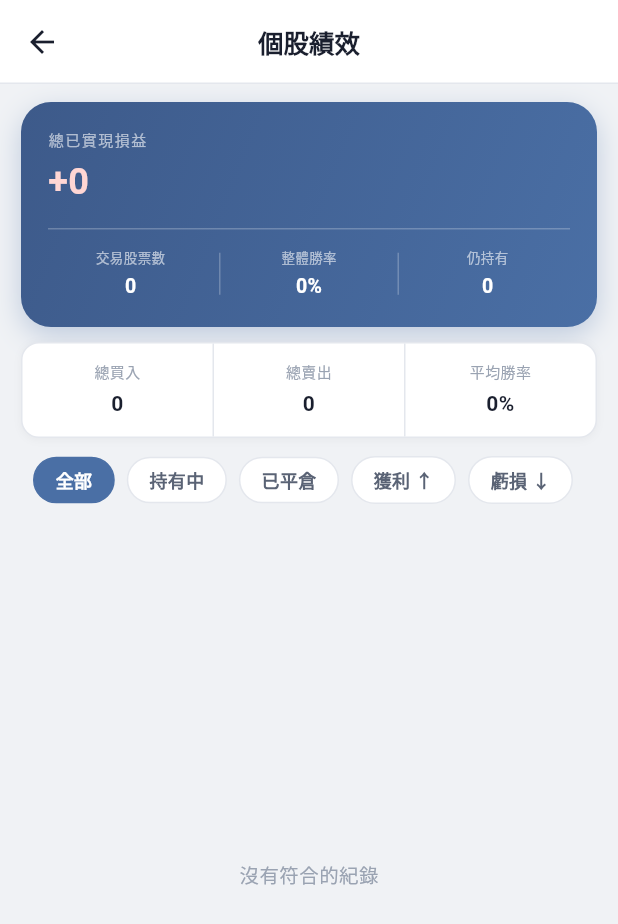
After one commit to ian951115/trading_record_app, a Flutter app: the screen it shows after launch, after a tap on "個股績效", on a phone screen of 412 x 824 dp. The commit adds this screen. Shown: the top 924 px of the screen. Run offline on Flutter 3.47's test engine with Material 3 defaults, Android fonts, the phone set to English and light mode, and no system bars; our stand-ins replace fl_chart, flutter_slidable, hive, hive_flutter, table_calendar; accounts and stored records are empty.

Commit message:
p4.2.2 個股績效

```diff
--- a/lib/screens/home/home_screen.dart
+++ b/lib/screens/home/home_screen.dart
@@ -11,6 +11,7 @@ import '../../services/position_service.dart';
 import '../../services/portfolio_service.dart';
 import '../trade/trade_list_screen.dart';
 import '../position/position_list_screen.dart';
+import '../position/stock_performance_screen.dart';
 import '../calendar/calendar_screen.dart';
 import '../trade/add_trade_screen.dart';
 import '../charts/charts_screen.dart';
@@ -320,11 +321,12 @@ class _HomeScreenState extends State<HomeScreen> {
                         MaterialPageRoute(builder: (_) => const CashFlowScreen())),
                     ),
                     _QuickItem(
-                      icon: Icons.more_horiz,
-                      label: '更多',
-                      color: const Color(0xFFF7F8FA),
-                      iconColor: const Color(0xFF9AA3B2),
-                      onTap: () {},
+                      icon: Icons.bar_chart,
+                      label: '個股績效',
+                      color: const Color(0xFFEBF0F8),
+                      iconColor: const Color(0xFF4A6FA5),
+                      onTap: () => Navigator.push(context,
+                      MaterialPageRoute(builder: (_) => const StockPerformanceScreen())),
                     ),
                   ],
                 ),
--- /dev/null
+++ b/lib/screens/position/stock_performance_screen.dart
@@ -0,0 +1,408 @@
+//個股績效頁面
+import 'package:flutter/material.dart';
+import 'package:provider/provider.dart';
+import 'package:intl/intl.dart';
+import '../../models/stock_performance.dart';
+import '../../repositories/trade_repository.dart';
+import '../../services/position_service.dart';
+import '../../widgets/common/stats_strip.dart';
+
+class StockPerformanceScreen extends StatefulWidget {
+  const StockPerformanceScreen({super.key});
+  @override
+  State<StockPerformanceScreen> createState()
+      => _StockPerformanceScreenState();
+}
+
+enum _PerfFilter { all, open, closed, profit, loss }
+
+class _StockPerformanceScreenState
+    extends State<StockPerformanceScreen> {
+  _PerfFilter _filter = _PerfFilter.all;
+
+  List<StockPerformance> _applyFilter(
+      List<StockPerformance> all) {
+    return switch (_filter) {
+      _PerfFilter.all => all,
+      _PerfFilter.open =>
+        all.where((p) => p.isOpen).toList(),
+      _PerfFilter.closed =>
+        all.where((p) => !p.isOpen).toList(),
+      _PerfFilter.profit =>
+        all.where((p) => p.totalRealizedPnL > 0).toList(),
+      _PerfFilter.loss =>
+        all.where((p) => p.totalRealizedPnL < 0).toList(),
+    };
+  }
+
+  @override
+  Widget build(BuildContext context) {
+    final repo = context.watch<TradeRepository>();
+    final trades = repo.getAllTrades();
+    final formatter = NumberFormat('#,###');
+    final allPerfs = buildPerformances(trades);
+    final filtered = _applyFilter(allPerfs);
+
+    final totalRealized = allPerfs.fold(
+      0.0, (s, p) => s + p.totalRealizedPnL);
+    final winPerfs = allPerfs
+      .where((p) => p.totalSellCount > 0);
+    final overallWinRate = winPerfs.isEmpty ? 0.0
+      : winPerfs.map((p) => p.winRate)
+          .reduce((a,b) => a + b) / winPerfs.length;
+
+    return Scaffold(
+      appBar: AppBar(title: const Text('個股績效')),
+      body: Column(children: [
+        // Hero
+        Container(
+          margin: const EdgeInsets.fromLTRB(14,12,14,0),
+          padding: const EdgeInsets.all(18),
+          decoration: BoxDecoration(
+            gradient: const LinearGradient(
+              begin: Alignment.topLeft,
+              end: Alignment.bottomRight,
+              colors: [Color(0xFF3D5A8A),Color(0xFF4A6FA5)],
+            ),
+            borderRadius: BorderRadius.circular(20),
+            boxShadow: [BoxShadow(
+              color: const Color(0xFF4A6FA5)
+                  .withValues(alpha: 0.3),
+              blurRadius: 16,
+              offset: const Offset(0, 6),
+            )],
+          ),
+          child: Column(
+            crossAxisAlignment: CrossAxisAlignment.start,
+            children: [
+              const Text('總已實現損益',
+                style: TextStyle(fontSize:10,
+                  color:Colors.white60,letterSpacing:1)),
+              const SizedBox(height: 4),
+              Text(
+                (totalRealized >= 0 ? '+' : '') +
+                    formatter.format(totalRealized.toInt()),
+                style: TextStyle(
+                  fontSize: 24, fontWeight: FontWeight.w700,
+                  color: totalRealized >= 0
+                      ? const Color(0xFFFFD6D4)
+                      : const Color(0xFFB8F0D0))),
+              const SizedBox(height: 14),
+              const Divider(color: Colors.white24, height: 1),
+              const SizedBox(height: 12),
+              Row(children: [
+                _HStat(label: '交易股票數',
+                  value: '${allPerfs.length}'),
+                _HDivider(),
+                _HStat(label: '整體勝率',
+                  value: '${(overallWinRate*100).toStringAsFixed(0)}%'),
+                _HDivider(),
+                _HStat(label: '仍持有',
+                  value: '${allPerfs.where((p)=>p.isOpen).length}'),
+              ]),
+            ],
+          ),
+        ),
+        const SizedBox(height: 10),
+        // Stats strip
+        Padding(
+          padding: const EdgeInsets.symmetric(horizontal: 14),
+          child: StatsStrip(cells: [
+            StatCell(label: '總買入',
+              value: formatter.format(
+                allPerfs.fold(0.0,
+                  (s,p)=>s+p.totalBuyAmount).toInt())),
+            StatCell(label: '總賣出',
+              value: formatter.format(
+                allPerfs.fold(0.0,
+                  (s,p)=>s+p.totalSellAmount).toInt())),
+            StatCell(
+              label: '平均勝率',
+              value: '${(overallWinRate*100).toStringAsFixed(0)}%',
+            ),
+          ]),
+        ),
+        const SizedBox(height: 6),
+        // Filter chips
+        SingleChildScrollView(
+          scrollDirection: Axis.horizontal,
+          padding: const EdgeInsets.symmetric(
+            horizontal: 14, vertical: 6),
+          child: Row(children: [
+            _FilterChip(label:'全部',
+              isActive: _filter==_PerfFilter.all,
+              onTap: ()=>setState(()=>_filter=_PerfFilter.all)),
+            _FilterChip(label:'持有中',
+              isActive: _filter==_PerfFilter.open,
+              onTap: ()=>setState(()=>_filter=_PerfFilter.open)),
+            _FilterChip(label:'已平倉',
+              isActive: _filter==_PerfFilter.closed,
+              onTap: ()=>setState(()=>_filter=_PerfFilter.closed)),
+            _FilterChip(label:'獲利 ↑',
+              isActive: _filter==_PerfFilter.profit,
+              onTap: ()=>setState(()=>_filter=_PerfFilter.profit)),
+            _FilterChip(label:'虧損 ↓',
+              isActive: _filter==_PerfFilter.loss,
+              onTap: ()=>setState(()=>_filter=_PerfFilter.loss)),
+          ]),
+        ),
+        // List
+        Expanded(
+          child: filtered.isEmpty
+            ? const Center(child: Text('沒有符合的紀錄',
+                style: TextStyle(color: Color(0xFF9AA3B2))))
+            : ListView.separated(
+                padding: const EdgeInsets.fromLTRB(14,4,14,24),
+                itemCount: filtered.length,
+                separatorBuilder: (_,__)=>
+                  const SizedBox(height: 8),
+                itemBuilder: (context, i) =>
+                  _PerfTile(
+                    perf: filtered[i],
+                    formatter: formatter,
+                  ),
+              ),
+        ),
+      ]),
+    );
+  }
+}
+
+class _HStat extends StatelessWidget { //Hero小元件
+  final String label, value;
+  const _HStat({required this.label, required this.value});
+  @override
+  Widget build(BuildContext context) => Expanded(child: Column(
+    children: [
+      Text(label, style: const TextStyle(
+        fontSize: 9, color: Colors.white60)),
+      const SizedBox(height: 3),
+      Text(value, style: const TextStyle(
+        fontSize: 13, fontWeight: FontWeight.w700,
+        color: Colors.white)),
+    ],
+  ));
+}
+
+class _HDivider extends StatelessWidget {
+  @override
+  Widget build(BuildContext context) => Container(
+    width:1, height:28, color:Colors.white24,
+    margin: const EdgeInsets.symmetric(horizontal:4));
+}
+
+class _FilterChip extends StatelessWidget { //篩選Chip
+  final String label;
+  final bool isActive;
+  final VoidCallback onTap;
+  const _FilterChip({
+    required this.label, required this.isActive,
+    required this.onTap,
+  });
+  @override
+  Widget build(BuildContext context) {
+    return GestureDetector(
+      onTap: onTap,
+      child: AnimatedContainer(
+        duration: const Duration(milliseconds: 150),
+        margin: const EdgeInsets.only(right: 8),
+        padding: const EdgeInsets.symmetric(
+          horizontal: 14, vertical: 6),
+        decoration: BoxDecoration(
+          color: isActive
+              ? const Color(0xFF4A6FA5) : Colors.white,
+          borderRadius: BorderRadius.circular(20),
+          border: Border.all(color: isActive
+              ? const Color(0xFF4A6FA5)
+              : const Color(0xFFE4E7ED)),
+        ),
+        child: Text(label, style: TextStyle(
+          fontSize: 12, fontWeight: FontWeight.w600,
+          color: isActive
+              ? Colors.white
+              : const Color(0xFF5A6375))),
+      ),
+    );
+  }
+}
+
+class _PerfTile extends StatefulWidget { //績效卡片
+  final StockPerformance perf;
+  final NumberFormat formatter;
+  const _PerfTile({
+    required this.perf, required this.formatter,
+  });
+  @override
+  State<_PerfTile> createState() => _PerfTileState();
+}
+
+class _PerfTileState extends State<_PerfTile> {
+  bool isExpanded = false;
+  @override
+  Widget build(BuildContext context) {
+    final p = widget.perf;
+    final f = widget.formatter;
+    final pnlColor = p.totalRealizedPnL >= 0
+        ? const Color(0xFFE8504A)
+        : const Color(0xFF3D9E6B);
+    final pnlText = (p.totalRealizedPnL >= 0 ? '+' : '') +
+        f.format(p.totalRealizedPnL.toInt());
+
+    return GestureDetector(
+      onTap: () => setState(()=>isExpanded=!isExpanded),
+      child: AnimatedContainer(
+        duration: const Duration(milliseconds: 150),
+        padding: const EdgeInsets.all(14),
+        decoration: BoxDecoration(
+          color: isExpanded
+              ? const Color(0xFFEBF0F8) : Colors.white,
+          borderRadius: BorderRadius.circular(12),
+          border: Border.all(color: isExpanded
+              ? const Color(0xFFC5D4EC)
+              : const Color(0xFFE4E7ED)),
+          boxShadow: [BoxShadow(
+            color: Colors.black.withValues(alpha: 0.04),
+            blurRadius: 4, offset: const Offset(0, 1),
+          )],
+        ),
+        child: Column(children: [
+          Row(children: [
+            Container(
+              width:44, height:44,
+              decoration: BoxDecoration(
+                color: p.isOpen
+                    ? const Color(0xFFEBF0F8)
+                    : const Color(0xFFF7F8FA),
+                borderRadius: BorderRadius.circular(10),
+              ),
+              alignment: Alignment.center,
+              child: Text(p.symbol, style: TextStyle(
+                fontSize: 10, fontWeight: FontWeight.w700,
+                color: p.isOpen
+                    ? const Color(0xFF4A6FA5)
+                    : const Color(0xFF9AA3B2))),
+            ),
+            const SizedBox(width: 12),
+            Expanded(child: Column(
+              crossAxisAlignment: CrossAxisAlignment.start,
+              children: [
+                Row(children: [
+                  Text(p.name, style: const TextStyle(
+                    fontSize:13, fontWeight:FontWeight.w700,
+                    color: Color(0xFF1A1F2E))),
+                  if (p.isOpen) ...[ const SizedBox(width:6),
+                    Container(
+                      padding: const EdgeInsets.symmetric(
+                        horizontal:6, vertical:1),
+                      decoration: BoxDecoration(
+                        color: const Color(0xFFEBF0F8),
+                        borderRadius: BorderRadius.circular(4)),
+                      child: const Text('持有中',
+                        style: TextStyle(fontSize:9,
+                          fontWeight:FontWeight.w600,
+                          color:Color(0xFF4A6FA5)))),
+                  ],
+                ]),
+                Text(
+                  '買 ${p.totalBuyCount} 次 · 賣 ${p.totalSellCount} 次'
+                  ' · 勝率 ${(p.winRate*100).toStringAsFixed(0)}%',
+                  style: const TextStyle(
+                    fontSize:11,color:Color(0xFF9AA3B2))),
+              ],
+            )),
+            const SizedBox(width: 8),
+            Column(
+              crossAxisAlignment: CrossAxisAlignment.end,
+              children: [
+                Text(pnlText, style: TextStyle(
+                  fontSize:15, fontWeight:FontWeight.w700,
+                  color: pnlColor)),
+                AnimatedRotation(
+                  turns: isExpanded ? 0.5 : 0,
+                  duration: const Duration(milliseconds:150),
+                  child: const Icon(Icons.expand_more,
+                    size:18, color:Color(0xFF9AA3B2))),
+              ],
+            ),
+          ]),
+          AnimatedCrossFade(
+            firstChild: const SizedBox.shrink(),
+            secondChild: Padding(
+              padding: const EdgeInsets.only(top: 12),
+              child: Column(children: [
+                const Divider(height: 1),
+                const SizedBox(height: 10),
+                Row(children: [
+                  Expanded(child: _DItem(label:'買入成本',
+                    value:f.format(p.totalBuyAmount.toInt()))),
+                  Expanded(child: _DItem(label:'賣出收入',
+                    value:f.format(p.totalSellAmount.toInt()))),
+                  Expanded(child: _DItem(label:'勝率',
+                    value:'${(p.winRate*100).toStringAsFixed(0)}%')),
+                ]),
+                const SizedBox(height: 8),
+                // 勝率進度條
+                Column(
+                  crossAxisAlignment: CrossAxisAlignment.start,
+                  children: [
+                    Row(
+                      mainAxisAlignment:
+                        MainAxisAlignment.spaceBetween,
+                      children: [
+                        const Text('勝率', style: TextStyle(
+                          fontSize:10,
+                          color:Color(0xFF9AA3B2))),
+                        Text(
+                          p.totalSellCount == 0
+                            ? '尚無賣出紀錄'
+                            : '${p.winCount}/${p.totalSellCount}',
+                          style: const TextStyle(
+                            fontSize:10,
+                            color:Color(0xFF9AA3B2))),
+                      ],
+                    ),
+                    const SizedBox(height: 4),
+                    ClipRRect(
+                      borderRadius: BorderRadius.circular(3),
+                      child: LinearProgressIndicator(
+                        value: p.winRate,
+                        minHeight: 6,
+                        backgroundColor:
+                          const Color(0xFFF0F2F5),
+                        valueColor: AlwaysStoppedAnimation(
+                          p.winRate >= 0.5
+                            ? const Color(0xFFE8504A)
+                            : const Color(0xFF3D9E6B)),
+                      ),
+                    ),
+                  ],
+                ),
+              ]),
+            ),
+            crossFadeState: isExpanded
+                ? CrossFadeState.showSecond
+                : CrossFadeState.showFirst,
+            duration: const Duration(milliseconds: 150),
+          ),
+        ]),
+      ),
+    );
+  }
+}
+
+class _DItem extends StatelessWidget {
+  final String label, value;
+  const _DItem({required this.label, required this.value});
+  @override
+  Widget build(BuildContext context) => Column(
+    crossAxisAlignment: CrossAxisAlignment.start,
+    children: [
+      Text(label, style: const TextStyle(
+        fontSize:10, color:Color(0xFF9AA3B2))),
+      const SizedBox(height: 2),
+      Text(value, style: const TextStyle(
+        fontSize:12, fontWeight:FontWeight.w600,
+        color:Color(0xFF1A1F2E))),
+    ],
+  );
+}
```
